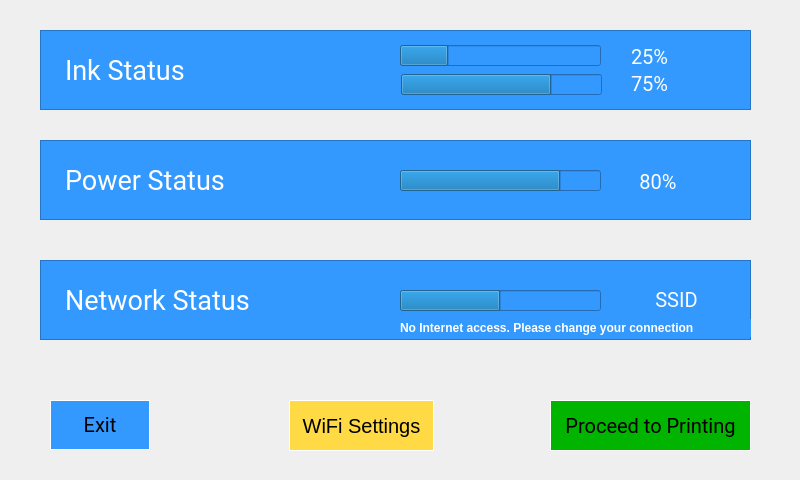
Old version of the form status.ui in the repository WhiteW0lf00/supreme_ulterior_interior.
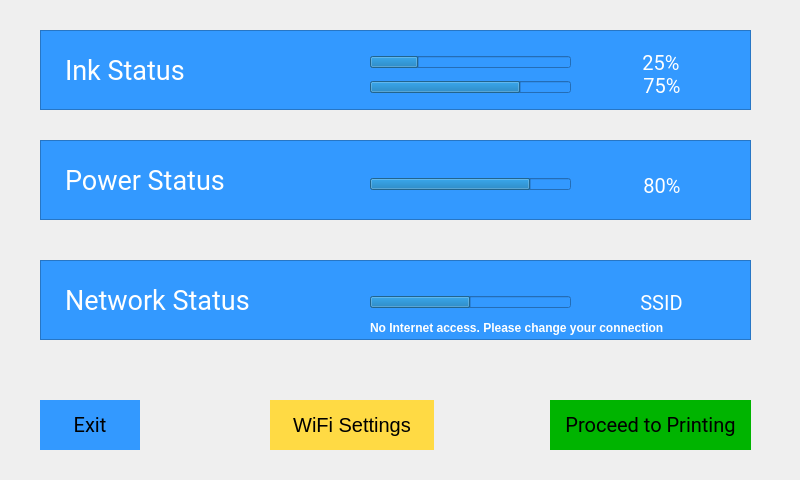
New version of the form. Icons and pictures are not drawn.

```diff
--- a/status.ui
+++ b/status.ui
@@ -53,10 +53,10 @@
    <widget class="QProgressBar" name="batteryBar">
     <property name="geometry">
      <rect>
-      <x>360</x>
-      <y>30</y>
+      <x>330</x>
+      <y>38</y>
       <width>201</width>
-      <height>21</height>
+      <height>12</height>
      </rect>
     </property>
     <property name="value">
@@ -81,10 +81,10 @@
    <widget class="QLabel" name="batteryLabel">
     <property name="geometry">
      <rect>
-      <x>590</x>
-      <y>27</y>
-      <width>56</width>
-      <height>31</height>
+      <x>537</x>
+      <y>34</y>
+      <width>170</width>
+      <height>20</height>
      </rect>
     </property>
     <property name="font">
@@ -141,10 +141,10 @@
    <widget class="QProgressBar" name="networkBar">
     <property name="geometry">
      <rect>
-      <x>360</x>
-      <y>30</y>
+      <x>330</x>
+      <y>36</y>
       <width>201</width>
-      <height>21</height>
+      <height>12</height>
      </rect>
     </property>
     <property name="styleSheet">
@@ -172,10 +172,10 @@
    <widget class="QLabel" name="ssidLabel">
     <property name="geometry">
      <rect>
-      <x>571</x>
-      <y>25</y>
-      <width>131</width>
-      <height>31</height>
+      <x>536</x>
+      <y>31</y>
+      <width>171</width>
+      <height>20</height>
      </rect>
     </property>
     <property name="font">
@@ -194,9 +194,9 @@
    <widget class="QLabel" name="warningText">
     <property name="geometry">
      <rect>
-      <x>360</x>
+      <x>330</x>
       <y>59</y>
-      <width>357</width>
+      <width>377</width>
       <height>18</height>
      </rect>
     </property>
@@ -261,10 +261,10 @@
    <widget class="QProgressBar" name="colorInkBar">
     <property name="geometry">
      <rect>
-      <x>360</x>
-      <y>15</y>
+      <x>330</x>
+      <y>26</y>
       <width>201</width>
-      <height>21</height>
+      <height>12</height>
      </rect>
     </property>
     <property name="layoutDirection">
@@ -292,10 +292,10 @@
    <widget class="QProgressBar" name="blackInkBar">
     <property name="geometry">
      <rect>
-      <x>361</x>
-      <y>44</y>
+      <x>330</x>
+      <y>51</y>
       <width>201</width>
-      <height>21</height>
+      <height>12</height>
      </rect>
     </property>
     <property name="value">
@@ -320,9 +320,9 @@
    <widget class="QLabel" name="colorInkLabel">
     <property name="geometry">
      <rect>
-      <x>591</x>
-      <y>15</y>
-      <width>68</width>
+      <x>535</x>
+      <y>21</y>
+      <width>172</width>
       <height>20</height>
      </rect>
     </property>
@@ -335,13 +335,16 @@
     <property name="text">
      <string>&lt;html&gt;&lt;head/&gt;&lt;body&gt;&lt;p&gt;&lt;span style=&quot; color:#ffffff;&quot;&gt;25%&lt;/span&gt;&lt;/p&gt;&lt;/body&gt;&lt;/html&gt;</string>
     </property>
+    <property name="alignment">
+     <set>Qt::AlignCenter</set>
+    </property>
    </widget>
    <widget class="QLabel" name="blackInkLabel">
     <property name="geometry">
      <rect>
-      <x>591</x>
-      <y>42</y>
-      <width>68</width>
+      <x>536</x>
+      <y>44</y>
+      <width>172</width>
       <height>21</height>
      </rect>
     </property>
@@ -354,6 +357,9 @@
     <property name="text">
      <string>&lt;html&gt;&lt;head/&gt;&lt;body&gt;&lt;p&gt;&lt;span style=&quot; color:#ffffff;&quot;&gt;75%&lt;/span&gt;&lt;/p&gt;&lt;/body&gt;&lt;/html&gt;</string>
     </property>
+    <property name="alignment">
+     <set>Qt::AlignCenter</set>
+    </property>
    </widget>
    <zorder>inkLabel</zorder>
    <zorder>blackInkBar</zorder>
@@ -367,7 +373,7 @@
      <x>550</x>
      <y>400</y>
      <width>201</width>
-     <height>51</height>
+     <height>50</height>
     </rect>
    </property>
    <property name="font">
@@ -377,7 +383,7 @@
     </font>
    </property>
    <property name="styleSheet">
-    <string notr="true">background-color: rgb(0, 180, 0); border: 1px solid white;</string>
+    <string notr="true">background-color: rgb(0, 180, 0); border: 1px solid #00b400;</string>
    </property>
    <property name="text">
     <string>Proceed to Printing</string>
@@ -386,7 +392,7 @@
   <widget class="QToolButton" name="exitButton">
    <property name="geometry">
     <rect>
-     <x>50</x>
+     <x>40</x>
      <y>400</y>
      <width>100</width>
      <height>50</height>
@@ -399,7 +405,7 @@
     </font>
    </property>
    <property name="styleSheet">
-    <string notr="true">background-color: #3399ff; border: 1px solid white;</string>
+    <string notr="true">background-color: #3399ff; border: 1px solid #3399ff;</string>
    </property>
    <property name="text">
     <string>Exit</string>
@@ -408,10 +414,10 @@
   <widget class="QToolButton" name="wifiButton">
    <property name="geometry">
     <rect>
-     <x>289</x>
+     <x>270</x>
      <y>400</y>
-     <width>145</width>
-     <height>51</height>
+     <width>164</width>
+     <height>50</height>
     </rect>
    </property>
    <property name="font">
@@ -420,7 +426,7 @@
     </font>
    </property>
    <property name="styleSheet">
-    <string notr="true">background-color: #ffda44; border: 1px solid white</string>
+    <string notr="true">background-color: #ffda44; border: 1px solid #ffda44</string>
    </property>
    <property name="text">
     <string>WiFi Settings</string>
```
Left out of the diff: 6 changed lines with no effect on the pictures.
